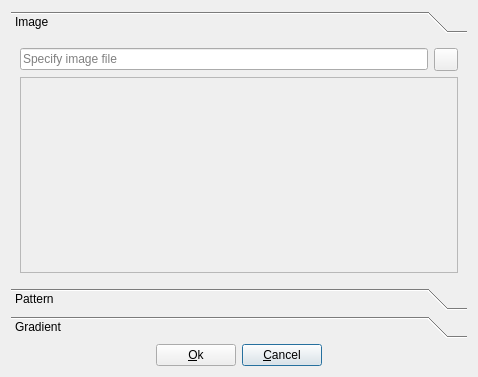
The window that brusheditor.ui (qmc2/qmc2-mame-fe) describes before a commit, drawn with Qt 5.
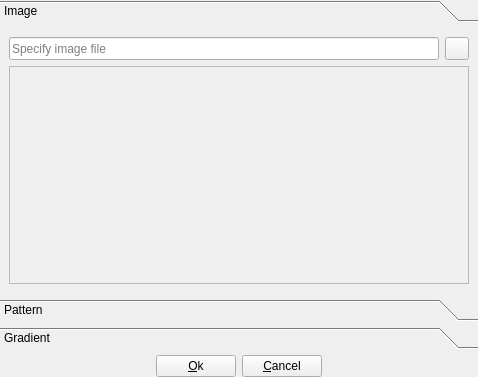
The same window after the commit. Icons and pictures are not drawn.

What changed in the file:
```diff
--- a/brusheditor.ui
+++ b/brusheditor.ui
@@ -14,6 +14,9 @@
    <string>Brush editor</string>
   </property>
   <layout class="QGridLayout" name="gridLayout">
+   <property name="margin">
+    <number>0</number>
+   </property>
    <item row="1" column="0">
     <spacer name="horizontalSpacer1">
      <property name="orientation">
@@ -45,6 +48,9 @@
       <iconset resource="qmc2.qrc">
        <normaloff>:/data/img/no.png</normaloff>:/data/img/no.png</iconset>
      </property>
+     <property name="autoDefault">
+      <bool>false</bool>
+     </property>
     </widget>
    </item>
    <item row="0" column="0" colspan="4">
@@ -57,8 +63,8 @@
        <rect>
         <x>0</x>
         <y>0</y>
-        <width>460</width>
-        <height>255</height>
+        <width>468</width>
+        <height>263</height>
        </rect>
       </property>
       <attribute name="label">
@@ -66,7 +72,13 @@
       </attribute>
       <layout class="QGridLayout" name="gridLayout_2">
        <item row="0" column="0">
-        <widget class="QLineEdit" name="lineEdit">
+        <widget class="QLineEdit" name="lineEditImageFile">
+         <property name="sizePolicy">
+          <sizepolicy hsizetype="Expanding" vsizetype="Minimum">
+           <horstretch>0</horstretch>
+           <verstretch>0</verstretch>
+          </sizepolicy>
+         </property>
          <property name="toolTip">
           <string>Image file</string>
          </property>
@@ -94,6 +106,12 @@
        </item>
        <item row="1" column="0" colspan="2">
         <widget class="QFrame" name="frameImagePreview">
+         <property name="sizePolicy">
+          <sizepolicy hsizetype="Preferred" vsizetype="Expanding">
+           <horstretch>0</horstretch>
+           <verstretch>0</verstretch>
+          </sizepolicy>
+         </property>
          <property name="toolTip">
           <string>Image preview</string>
          </property>
```
Left out of the diff: 28 changed lines with no effect on the pictures.
